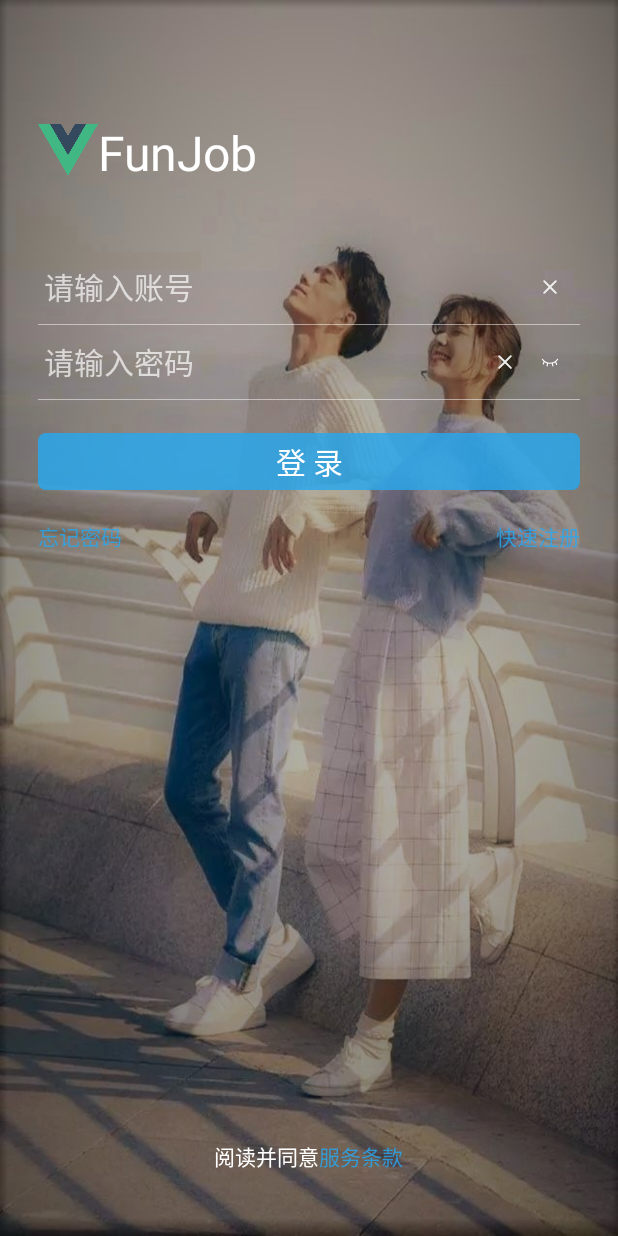
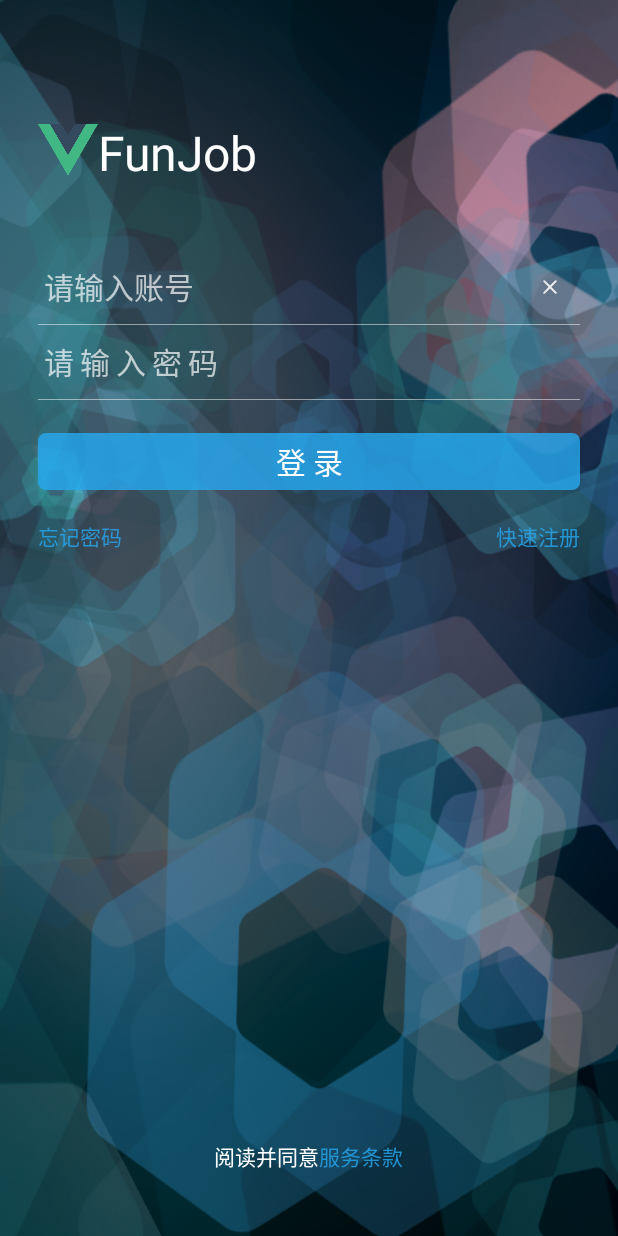
Before and after one commit to monkeycf/fun-job-android, an Android app: the screen it shows after launch (LoginActivity), on a phone screen of 412 x 824 dp. Run offline under Robolectric (Android 15) with nearby library versions, the phone set to English and light mode, and no system bars; our stand-ins replace ButterKnife.

Commit message:
初始化登录页面

```diff
--- a/app/src/main/java/csr/dmt/zust/edu/cn/funjobapplication/view/user/LoginActivity.java
+++ b/app/src/main/java/csr/dmt/zust/edu/cn/funjobapplication/view/user/LoginActivity.java
@@ -3,14 +3,106 @@ package csr.dmt.zust.edu.cn.funjobapplication.view.user;
 import androidx.appcompat.app.AppCompatActivity;
 
 import android.os.Bundle;
+import android.text.method.HideReturnsTransformationMethod;
+import android.text.method.PasswordTransformationMethod;
+import android.view.View;
+import android.widget.Button;
+import android.widget.CheckBox;
+import android.widget.EditText;
+import android.widget.ImageView;
+import android.widget.LinearLayout;
+import android.widget.RelativeLayout;
+import android.widget.TextView;
+import android.widget.Toast;
 
+import butterknife.BindView;
+import butterknife.ButterKnife;
 import csr.dmt.zust.edu.cn.funjobapplication.R;
 
 public class LoginActivity extends AppCompatActivity {
+
+    @BindView(R.id.et_login_account)
+    EditText mEditTextAccount;
+    @BindView(R.id.et_login_password)
+    EditText mEditTextPassword;
+    @BindView(R.id.iv_login_clear_account)
+    ImageView mImageViewClearAccount;
+    @BindView(R.id.iv_login_clear_password)
+    ImageView mImageViewClearPassword;
+    @BindView(R.id.iv_login_open_eye)
+    CheckBox mCheckBoxEye;
+    @BindView(R.id.btn_login)
+    Button mButtonLogin;
+    @BindView(R.id.tv_login_forget_password)
+    TextView mTextViewForgetPassword;
+    @BindView(R.id.tv_login_register_account)
+    TextView mTextViewRegister;
+    @BindView(R.id.ll_login_service_layout)
+    LinearLayout mLinerLayoutTerms;
+    @BindView(R.id.tv_login_service)
+    TextView mTextViewTerms;
+    @BindView(R.id.rl_login_password_layout)
+    RelativeLayout mRelativeLayoutPassword;
 
     @Override
     protected void onCreate(Bundle savedInstanceState) {
         super.onCreate(savedInstanceState);
         setContentView(R.layout.activity_login);
+        ButterKnife.bind(this);
+        init();
+    }
+
+    /**
+     * 初始化
+     */
+    private void init() {
+        mEditTextPassword.setLetterSpacing(0.2f);
+
+        // 清空
+        mImageViewClearAccount.setOnClickListener(v -> mEditTextAccount.setText(""));
+
+        mImageViewClearPassword.setOnClickListener(v -> mEditTextPassword.setText(""));
+
+        // 设置查看密码
+        mCheckBoxEye.setOnCheckedChangeListener((buttonView, isChecked) -> {
+            if (isChecked)
+                mEditTextPassword.setTransformationMethod(HideReturnsTransformationMethod.getInstance());
+            else
+                mEditTextPassword.setTransformationMethod(PasswordTransformationMethod.getInstance());
+        });
+
+        //当账号栏正在输入状态时，密码栏的清除按钮和眼睛按钮都隐藏
+        mEditTextAccount.setOnFocusChangeListener((v, hasFocus) -> {
+            if (hasFocus) {
+                mImageViewClearPassword.setVisibility(View.INVISIBLE);
+                mCheckBoxEye.setVisibility(View.INVISIBLE);
+            } else {
+                mImageViewClearPassword.setVisibility(View.VISIBLE);
+                mCheckBoxEye.setVisibility(View.VISIBLE);
+            }
+        });
+
+        //当密码栏为正在输入状态时，账号栏的清除按钮隐藏
+        mEditTextPassword.setOnFocusChangeListener((v, hasFocus) -> {
+            if (hasFocus)
+                mImageViewClearAccount.setVisibility(View.INVISIBLE);
+
+            else mImageViewClearAccount.setVisibility(View.VISIBLE);
+        });
+
+        // 修改密码
+        mTextViewForgetPassword.setOnClickListener(v ->
+                Toast.makeText(LoginActivity.this, "sorry 暂未开放", Toast.LENGTH_SHORT).show());
+
+        mTextViewTerms.setOnClickListener(v ->
+                Toast.makeText(LoginActivity.this, "MIT", Toast.LENGTH_SHORT).show());
+
+        mTextViewRegister.setOnClickListener(v -> {
+            // 注册
+        });
+
+        mButtonLogin.setOnClickListener(v -> {
+            // 登录
+        });
     }
 }
--- a/app/src/main/res/layout/activity_login.xml
+++ b/app/src/main/res/layout/activity_login.xml
@@ -43,19 +43,19 @@
             android:orientation="horizontal">
 
             <EditText
-                android:id="@+id/et_input_account"
+                android:id="@+id/et_login_account"
                 style="@style/LoginEditTextTheme"
                 android:layout_width="wrap_content"
                 android:layout_height="50dp"
                 android:layout_alignParentStart="true"
                 android:layout_alignParentTop="true"
                 android:layout_marginEnd="10dp"
-                android:layout_toStartOf="@+id/iv_clear_account"
+                android:layout_toStartOf="@+id/iv_login_clear_account"
                 android:hint="@string/login_account_hint"
                 android:inputType="number" />
 
             <ImageView
-                android:id="@+id/iv_clear_account"
+                android:id="@+id/iv_login_clear_account"
                 android:layout_width="20dp"
                 android:layout_height="20dp"
                 android:layout_alignParentEnd="true"
@@ -68,27 +68,27 @@
         </RelativeLayout>
 
         <RelativeLayout
-            android:id="@+id/rl_password_layout"
+            android:id="@+id/rl_login_password_layout"
             android:layout_width="match_parent"
             android:layout_height="wrap_content"
             android:background="@drawable/login_under_line"
             android:orientation="horizontal">
 
             <EditText
-                android:id="@+id/et_input_password"
+                android:id="@+id/et_login_password"
                 style="@style/LoginEditTextTheme"
                 android:layout_width="wrap_content"
                 android:layout_height="50dp"
                 android:layout_alignParentStart="true"
                 android:layout_alignParentTop="true"
                 android:layout_marginEnd="10dp"
-                android:layout_toStartOf="@id/iv_clear_password"
+                android:layout_toStartOf="@id/iv_login_clear_password"
                 android:hint="@string/login_password_hint"
                 android:inputType="textPassword"
                 android:longClickable="false" />
 
             <ImageView
-                android:id="@+id/iv_clear_password"
+                android:id="@+id/iv_login_clear_password"
                 android:layout_width="20dp"
                 android:layout_height="20dp"
                 android:layout_centerVertical="true"
@@ -126,7 +126,7 @@
             android:layout_height="wrap_content">
 
             <TextView
-                android:id="@+id/tv_forget_password"
+                android:id="@+id/tv_login_forget_password"
                 style="@style/ClickableTextView"
                 android:layout_width="wrap_content"
                 android:layout_height="wrap_content"
@@ -134,7 +134,7 @@
                 android:text="@string/login_forget_password" />
 
             <TextView
-                android:id="@+id/tv_register_account"
+                android:id="@+id/tv_login_register_account"
                 style="@style/ClickableTextView"
                 android:layout_width="wrap_content"
                 android:layout_height="wrap_content"
@@ -147,7 +147,7 @@
     </LinearLayout>
 
     <LinearLayout
-        android:id="@+id/ll_terms_of_service_layout"
+        android:id="@+id/ll_login_service_layout"
         android:layout_width="wrap_content"
         android:layout_height="wrap_content"
         android:layout_alignParentBottom="true"
@@ -163,7 +163,7 @@
             android:textColor="@android:color/white" />
 
         <TextView
-            android:id="@+id/tv_terms_of_service"
+            android:id="@+id/tv_login_service"
             style="@style/ClickableTextView"
             android:layout_width="wrap_content"
             android:layout_height="wrap_content"
```
Also changed, not shown: app/src/main/res/drawable-v24/bg_login.jpg, app/src/main/res/drawable/bg_login.jpg.
